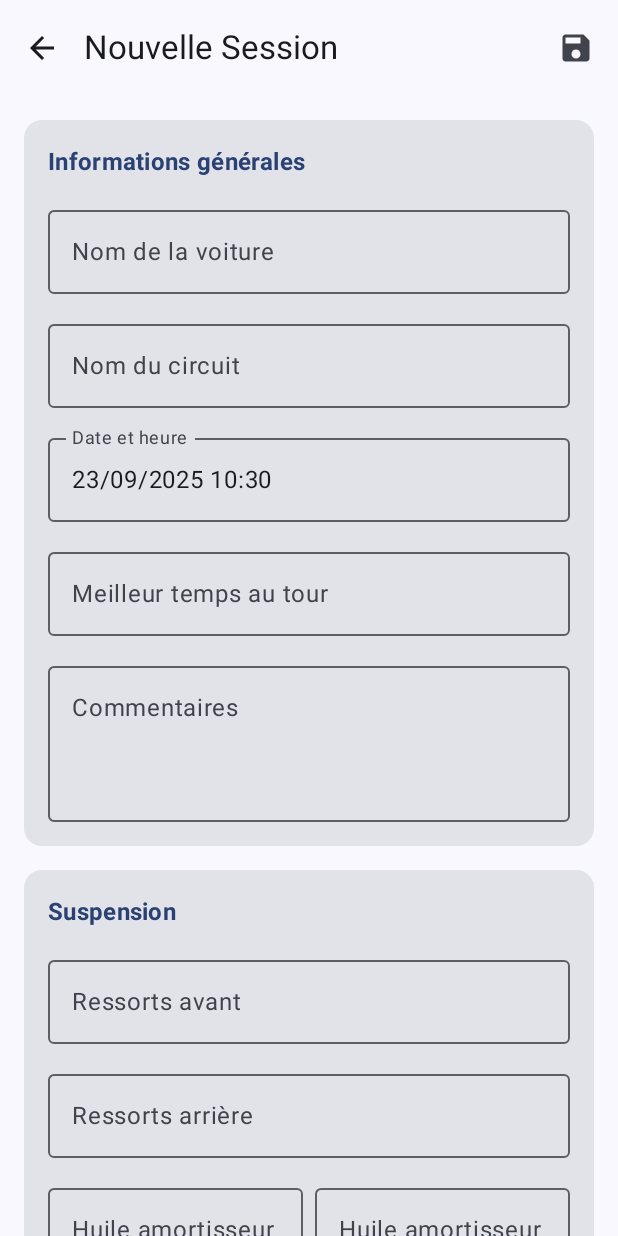
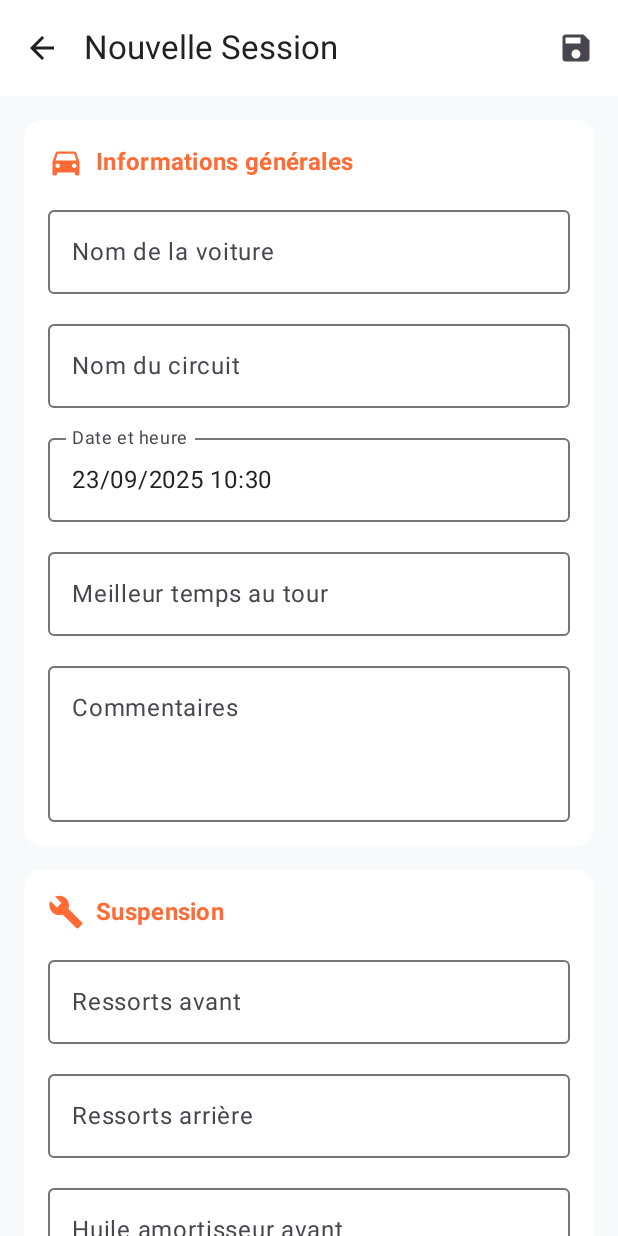
Before and after one commit to kapoue/MyRCSetup, an Android app built with Jetpack Compose: the screen it shows after launch (MainActivity), after a tap on "Nouvelle Session", on a phone screen of 412 x 824 dp. Run offline under Robolectric (Android 15) with nearby library versions, the phone set to English and light mode, and no system bars; our stand-ins replace Room's generated code, accompanist.

Commit message:
Feature: Interface Racing Joyeuse avec icônes

```diff
--- a/app/src/main/java/com/myrcsetup/app/ui/screens/SessionFormScreen.kt
+++ b/app/src/main/java/com/myrcsetup/app/ui/screens/SessionFormScreen.kt
@@ -9,8 +9,7 @@ import androidx.compose.foundation.text.KeyboardActions
 import androidx.compose.foundation.text.KeyboardOptions
 import androidx.compose.foundation.verticalScroll
 import androidx.compose.material.icons.Icons
-import androidx.compose.material.icons.filled.ArrowBack
-import androidx.compose.material.icons.filled.Save
+import androidx.compose.material.icons.filled.*
 import androidx.compose.material3.*
 import androidx.compose.runtime.*
 import androidx.compose.ui.Modifier
@@ -150,7 +149,10 @@ fun SessionForm(
         verticalArrangement = Arrangement.spacedBy(16.dp)
     ) {
         // Informations de base
-        SectionCard(title = "Informations générales") {
+        SectionCard(
+            title = "Informations générales",
+            icon = Icons.Default.DirectionsCar
+        ) {
             OutlinedTextField(
                 value = session.carName,
                 onValueChange = { onSessionUpdate(session.copy(carName = it)) },
@@ -209,7 +211,10 @@ fun SessionForm(
         }
 
         // Suspension
-        SectionCard(title = "Suspension") {
+        SectionCard(
+            title = "Suspension",
+            icon = Icons.Default.Build
+        ) {
             OutlinedTextField(
                 value = session.frontSprings,
                 onValueChange = { onSessionUpdate(session.copy(frontSprings = it)) },
@@ -233,10 +238,6 @@ fun SessionForm(
                     .then(createFocusModifier())
             )
 
-            Row(
-                modifier = Modifier.fillMaxWidth(),
-                horizontalArrangement = Arrangement.spacedBy(8.dp)
-            ) {
             OutlinedTextField(
                 value = session.frontShockOil?.toString() ?: "",
                 onValueChange = {
@@ -250,7 +251,7 @@ fun SessionForm(
                 ),
                 keyboardActions = createKeyboardActions(),
                 modifier = Modifier
-                        .weight(1f)
+                    .fillMaxWidth()
                     .then(createFocusModifier())
             )
 
@@ -267,10 +268,9 @@ fun SessionForm(
                 ),
                 keyboardActions = createKeyboardActions(),
                 modifier = Modifier
-                        .weight(1f)
+                    .fillMaxWidth()
                     .then(createFocusModifier())
             )
-            }
 
             OutlinedTextField(
                 value = session.shockPosition,
@@ -286,10 +286,9 @@ fun SessionForm(
         }
 
         // Différentiels
-        SectionCard(title = "Différentiels") {
-            Row(
-                modifier = Modifier.fillMaxWidth(),
-                horizontalArrangement = Arrangement.spacedBy(8.dp)
+        SectionCard(
+            title = "Différentiels",
+            icon = Icons.Default.Settings
         ) {
             OutlinedTextField(
                 value = session.frontDiffOil?.toString() ?: "",
@@ -304,7 +303,7 @@ fun SessionForm(
                 ),
                 keyboardActions = createKeyboardActions(),
                 modifier = Modifier
-                        .weight(1f)
+                    .fillMaxWidth()
                     .then(createFocusModifier())
             )
 
@@ -321,10 +320,9 @@ fun SessionForm(
                 ),
                 keyboardActions = createKeyboardActions(),
                 modifier = Modifier
-                        .weight(1f)
+                    .fillMaxWidth()
                     .then(createFocusModifier())
             )
-            }
 
             OutlinedTextField(
                 value = session.centerDiffOil?.toString() ?: "",
@@ -345,10 +343,9 @@ fun SessionForm(
         }
 
         // Géométrie
-        SectionCard(title = "Géométrie") {
-            Row(
-                modifier = Modifier.fillMaxWidth(),
-                horizontalArrangement = Arrangement.spacedBy(8.dp)
+        SectionCard(
+            title = "Géométrie",
+            icon = Icons.Default.Architecture
         ) {
             OutlinedTextField(
                 value = session.frontCamber?.toString() ?: "",
@@ -363,7 +360,7 @@ fun SessionForm(
                 ),
                 keyboardActions = createKeyboardActions(),
                 modifier = Modifier
-                        .weight(1f)
+                    .fillMaxWidth()
                     .then(createFocusModifier())
             )
 
@@ -380,15 +377,10 @@ fun SessionForm(
                 ),
                 keyboardActions = createKeyboardActions(),
                 modifier = Modifier
-                        .weight(1f)
+                    .fillMaxWidth()
                     .then(createFocusModifier())
             )
-            }
 
-            Row(
-                modifier = Modifier.fillMaxWidth(),
-                horizontalArrangement = Arrangement.spacedBy(8.dp)
-            ) {
             OutlinedTextField(
                 value = session.frontToe?.toString() ?: "",
                 onValueChange = {
@@ -402,7 +394,7 @@ fun SessionForm(
                 ),
                 keyboardActions = createKeyboardActions(),
                 modifier = Modifier
-                        .weight(1f)
+                    .fillMaxWidth()
                     .then(createFocusModifier())
             )
 
@@ -419,10 +411,9 @@ fun SessionForm(
                 ),
                 keyboardActions = createKeyboardActions(),
                 modifier = Modifier
-                        .weight(1f)
+                    .fillMaxWidth()
                     .then(createFocusModifier())
             )
-            }
 
             OutlinedTextField(
                 value = session.caster?.toString() ?: "",
@@ -443,10 +434,9 @@ fun SessionForm(
         }
 
         // Transmission
-        SectionCard(title = "Transmission") {
-            Row(
-                modifier = Modifier.fillMaxWidth(),
-                horizontalArrangement = Arrangement.spacedBy(8.dp)
+        SectionCard(
+            title = "Transmission",
+            icon = Icons.Default.Link
         ) {
             OutlinedTextField(
                 value = session.pinion?.toString() ?: "",
@@ -461,7 +451,7 @@ fun SessionForm(
                 ),
                 keyboardActions = createKeyboardActions(),
                 modifier = Modifier
-                        .weight(1f)
+                    .fillMaxWidth()
                     .then(createFocusModifier())
             )
 
@@ -478,14 +468,16 @@ fun SessionForm(
                 ),
                 keyboardActions = createKeyboardActions(),
                 modifier = Modifier
-                        .weight(1f)
+                    .fillMaxWidth()
                     .then(createFocusModifier())
             )
         }
-        }
 
         // Pneus et adhérence
-        SectionCard(title = "Pneus et Adhérence") {
+        SectionCard(
+            title = "Pneus et Adhérence",
+            icon = Icons.Default.Circle
+        ) {
             OutlinedTextField(
                 value = session.frontTires,
                 onValueChange = { onSessionUpdate(session.copy(frontTires = it)) },
@@ -533,7 +525,10 @@ fun SessionForm(
         }
 
         // Réglages châssis
-        SectionCard(title = "Réglages Châssis") {
+        SectionCard(
+            title = "Réglages Châssis",
+            icon = Icons.Default.Construction
+        ) {
             OutlinedTextField(
                 value = session.chassisStiffness,
                 onValueChange = { onSessionUpdate(session.copy(chassisStiffness = it)) },
@@ -546,10 +541,6 @@ fun SessionForm(
                     .then(createFocusModifier())
             )
 
-            Row(
-                modifier = Modifier.fillMaxWidth(),
-                horizontalArrangement = Arrangement.spacedBy(8.dp)
-            ) {
             OutlinedTextField(
                 value = session.frontRideHeight?.toString() ?: "",
                 onValueChange = {
@@ -563,7 +554,7 @@ fun SessionForm(
                 ),
                 keyboardActions = createKeyboardActions(),
                 modifier = Modifier
-                        .weight(1f)
+                    .fillMaxWidth()
                     .then(createFocusModifier())
             )
 
@@ -580,15 +571,10 @@ fun SessionForm(
                 ),
                 keyboardActions = createKeyboardActions(),
                 modifier = Modifier
-                        .weight(1f)
+                    .fillMaxWidth()
                     .then(createFocusModifier())
             )
-            }
 
-            Row(
-                modifier = Modifier.fillMaxWidth(),
-                horizontalArrangement = Arrangement.spacedBy(8.dp)
-            ) {
             OutlinedTextField(
                 value = session.frontAntiRoll?.toString() ?: "",
                 onValueChange = {
@@ -602,7 +588,7 @@ fun SessionForm(
                 ),
                 keyboardActions = createKeyboardActions(),
                 modifier = Modifier
-                        .weight(1f)
+                    .fillMaxWidth()
                     .then(createFocusModifier())
             )
 
@@ -620,10 +606,9 @@ fun SessionForm(
                 ),
                 keyboardActions = createKeyboardActions(isLastField = true),
                 modifier = Modifier
-                        .weight(1f)
+                    .fillMaxWidth()
                     .then(createFocusModifier())
             )
-            }
         }
 
         // Espacement en bas pour le FAB
@@ -634,21 +619,36 @@ fun SessionForm(
 @Composable
 fun SectionCard(
     title: String,
+    icon: androidx.compose.ui.graphics.vector.ImageVector,
     content: @Composable ColumnScope.() -> Unit
 ) {
     Card(
-        modifier = Modifier.fillMaxWidth()
+        modifier = Modifier.fillMaxWidth(),
+        colors = CardDefaults.cardColors(
+            containerColor = MaterialTheme.colorScheme.surface
+        )
     ) {
         Column(
             modifier = Modifier.padding(16.dp),
             verticalArrangement = Arrangement.spacedBy(12.dp)
         ) {
+            Row(
+                verticalAlignment = androidx.compose.ui.Alignment.CenterVertically,
+                horizontalArrangement = Arrangement.spacedBy(8.dp)
+            ) {
+                Icon(
+                    imageVector = icon,
+                    contentDescription = null,
+                    tint = MaterialTheme.colorScheme.primary,
+                    modifier = Modifier.size(24.dp)
+                )
                 Text(
                     text = title,
                     style = MaterialTheme.typography.titleMedium,
                     fontWeight = FontWeight.Bold,
                     color = MaterialTheme.colorScheme.primary
                 )
+            }
             content()
         }
     }
--- a/app/src/main/java/com/myrcsetup/app/ui/theme/Color.kt
+++ b/app/src/main/java/com/myrcsetup/app/ui/theme/Color.kt
@@ -2,6 +2,17 @@ package com.myrcsetup.app.ui.theme
 
 import androidx.compose.ui.graphics.Color
 
+// Palette Racing Joyeuse
+val RacingOrange = Color(0xFFFF6B35)    // Orange vif racing
+val ElectricBlue = Color(0xFF00B4D8)    // Bleu électrique
+val NeonGreen = Color(0xFF7CB342)       // Vert lime énergique
+val SunnyYellow = Color(0xFFFFC107)     // Jaune solaire
+val LightBackground = Color(0xFFF8F9FA) // Blanc cassé chaleureux
+val PureWhite = Color(0xFFFFFFFF)       // Blanc pur
+val DarkText = Color(0xFF212121)        // Texte sombre
+val MediumGray = Color(0xFF757575)      // Gris moyen
+
+// Anciennes couleurs (gardées pour compatibilité)
 val Purple80 = Color(0xFFD0BCFF)
 val PurpleGrey80 = Color(0xFFCCC2DC)
 val Pink80 = Color(0xFFEFB8C8)
--- a/app/src/main/java/com/myrcsetup/app/ui/theme/Theme.kt
+++ b/app/src/main/java/com/myrcsetup/app/ui/theme/Theme.kt
@@ -21,27 +21,32 @@ private val DarkColorScheme = darkColorScheme(
     tertiary = Pink80
 )
 
+private val RacingLightColorScheme = lightColorScheme(
+    primary = RacingOrange,           // Orange racing pour les éléments principaux
+    secondary = ElectricBlue,         // Bleu électrique pour les éléments secondaires
+    tertiary = NeonGreen,             // Vert lime pour les accents
+    background = LightBackground,     // Fond blanc cassé chaleureux
+    surface = PureWhite,              // Surface des cards en blanc pur
+    onPrimary = PureWhite,            // Texte blanc sur orange
+    onSecondary = PureWhite,          // Texte blanc sur bleu
+    onTertiary = PureWhite,           // Texte blanc sur vert
+    onBackground = DarkText,          // Texte sombre sur fond clair
+    onSurface = DarkText,             // Texte sombre sur surface blanche
+    outline = MediumGray,             // Bordures en gris moyen
+    surfaceVariant = LightBackground  // Variante de surface
+)
+
 private val LightColorScheme = lightColorScheme(
     primary = Purple40,
     secondary = PurpleGrey40,
     tertiary = Pink40
-
-    /* Other default colors to override
-    background = Color(0xFFFFFBFE),
-    surface = Color(0xFFFFFBFE),
-    onPrimary = Color.White,
-    onSecondary = Color.White,
-    onTertiary = Color.White,
-    onBackground = Color(0xFF1C1B1F),
-    onSurface = Color(0xFF1C1B1F),
-    */
 )
 
 @Composable
 fun MyRCSetupTheme(
-    darkTheme: Boolean = isSystemInDarkTheme(),
+    darkTheme: Boolean = false,  // Force le thème clair
     // Dynamic color is available on Android 12+
-    dynamicColor: Boolean = true,
+    dynamicColor: Boolean = false,  // Désactive les couleurs dynamiques
     content: @Composable () -> Unit
 ) {
     val colorScheme = when {
@@ -51,14 +56,14 @@ fun MyRCSetupTheme(
         }
 
         darkTheme -> DarkColorScheme
-        else -> LightColorScheme
+        else -> RacingLightColorScheme  // Utilise le nouveau thème Racing
     }
     val view = LocalView.current
     if (!view.isInEditMode) {
         SideEffect {
             val window = (view.context as Activity).window
             window.statusBarColor = colorScheme.primary.toArgb()
-            WindowCompat.getInsetsController(window, view).isAppearanceLightStatusBars = darkTheme
+            WindowCompat.getInsetsController(window, view).isAppearanceLightStatusBars = false  // Texte blanc sur orange
         }
     }
 
```
Also changed, not shown: 3 other files. Lines whose indentation alone changed are shown as unchanged.
